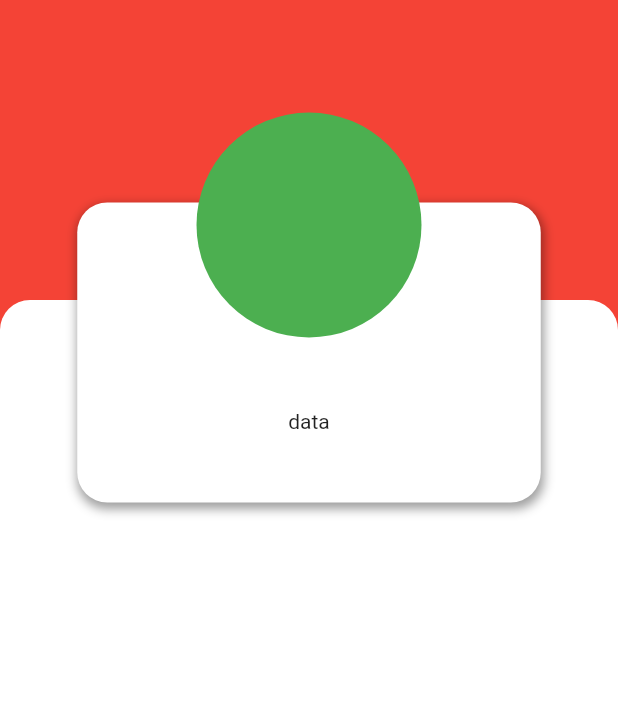
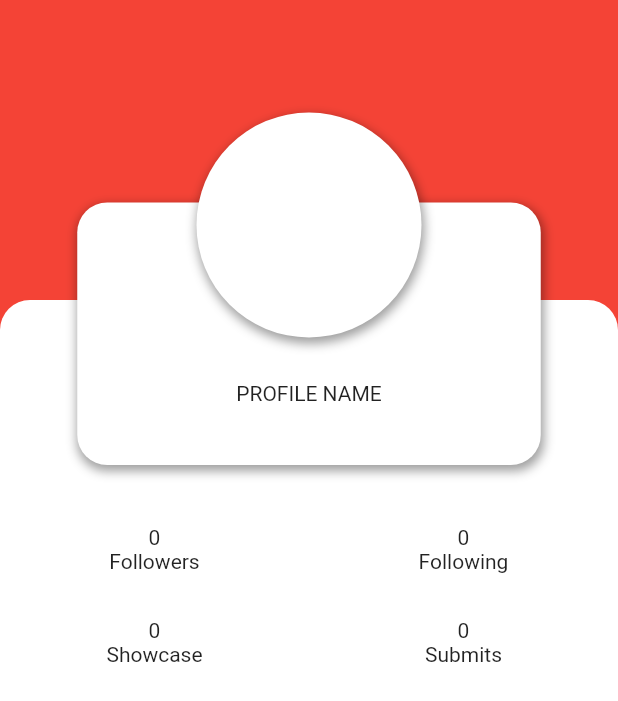
Before and after one commit to Jcupzz/litebox, a Flutter app: the screen it shows after launch, on a phone screen of 412 x 824 dp. Shown: the top 701 px of the screen. Run offline on Flutter 3.47's test engine with Material 2 defaults, Android fonts, the phone set to English and light mode, and no system bars.

Commit message:
made profile page

```diff
--- a/lib/profile.dart
+++ b/lib/profile.dart
@@ -20,6 +20,61 @@ class _ProfileState extends State<Profile> {
           Positioned(
             top: 200,
             child: Container(
+              child: Column(
+                crossAxisAlignment: CrossAxisAlignment.center,
+                children: [
+                  SizedBox(
+                    height: 150,
+                  ),
+                  Row(
+                    children: [
+                      Expanded(
+                        flex: 1,
+                        child: Column(
+                          children: [
+                            Text("0"),
+                            Text("Followers"),
+                          ],
+                        ),
+                      ),
+                      Expanded(
+                        flex: 1,
+                        child: Column(
+                          children: [
+                            Text("0"),
+                            Text("Following"),
+                          ],
+                        ),
+                      ),
+                    ],
+                  ),
+                  SizedBox(
+                    height: 30,
+                  ),
+                  Row(
+                    children: [
+                      Expanded(
+                        flex: 1,
+                        child: Column(
+                          children: [
+                            Text("0"),
+                            Text("Showcase"),
+                          ],
+                        ),
+                      ),
+                      Expanded(
+                        flex: 1,
+                        child: Column(
+                          children: [
+                            Text("0"),
+                            Text("Submits"),
+                          ],
+                        ),
+                      ),
+                    ],
+                  ),
+                ],
+              ),
               width: MediaQuery.of(context).size.width,
               height: MediaQuery.of(context).size.height,
               decoration: BoxDecoration(
@@ -33,7 +88,7 @@ class _ProfileState extends State<Profile> {
             left: ((MediaQuery.of(context).size.width * 0.25) / 2),
             child: Container(
               width: MediaQuery.of(context).size.width * 0.75,
-              height: 200,
+              height: 175,
               decoration: BoxDecoration(
                 boxShadow: const [
                   BoxShadow(
@@ -46,7 +101,10 @@ class _ProfileState extends State<Profile> {
                 borderRadius: BorderRadius.circular(20),
                 color: Colors.white,
               ),
-              child: Align(alignment: Alignment(0, 0.5), child: Text("data")),
+              child: const Align(
+                alignment: Alignment(0, 0.5),
+                child: Text("PROFILE NAME"),
+              ),
             ),
           ),
           Positioned(
@@ -56,8 +114,16 @@ class _ProfileState extends State<Profile> {
               width: 150,
               height: 150,
               decoration: BoxDecoration(
+                color: Colors.white,
                 borderRadius: BorderRadius.circular(100),
-                color: Colors.green,
+                boxShadow: const [
+                  BoxShadow(
+                    color: Colors.black38,
+                    blurRadius: 5.0,
+                    spreadRadius: 1.0,
+                    offset: Offset(1.0, 3.0), // shadow direction: bottom right
+                  ),
+                ],
               ),
             ),
           ),
```
